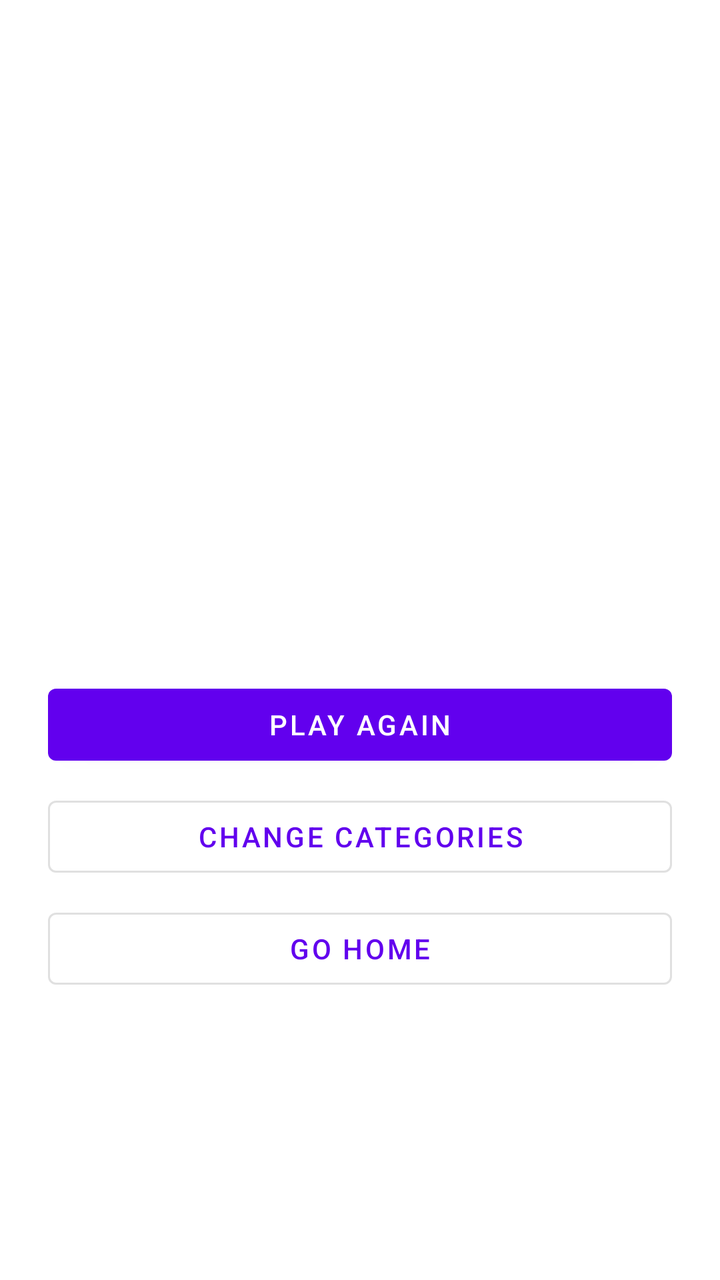
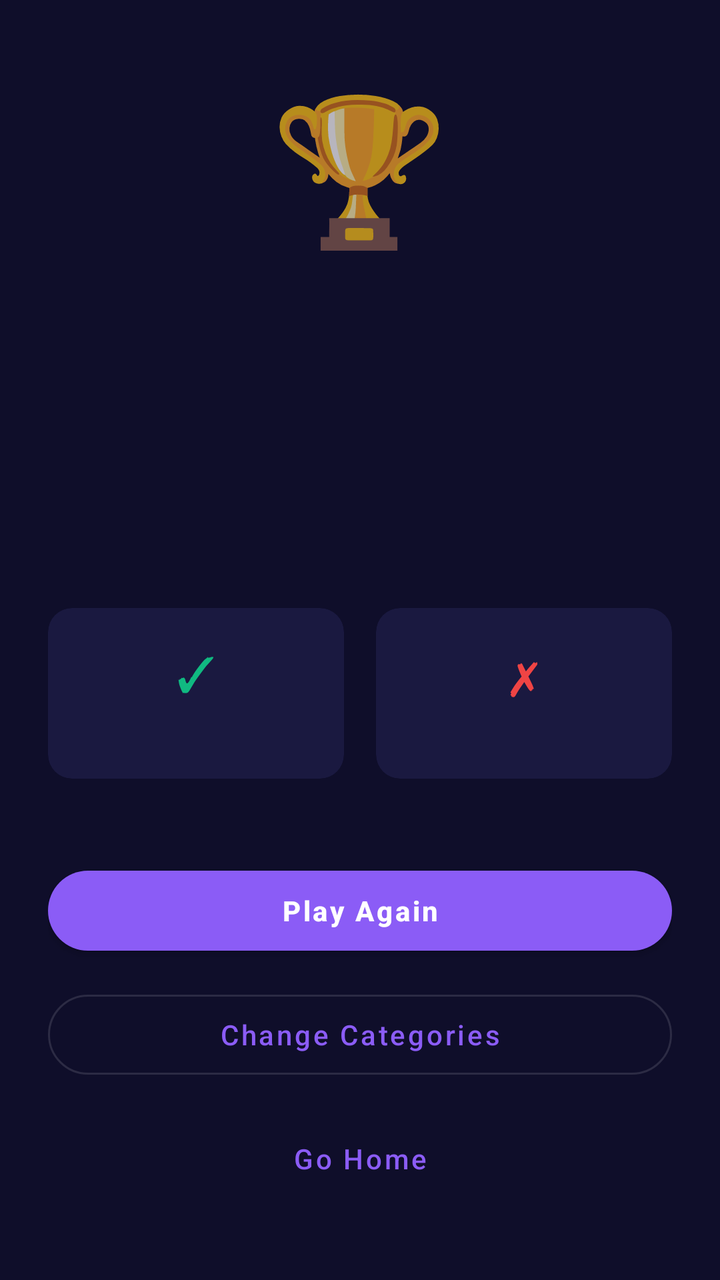

Before-and-after screenshots of an Android layout around one commit, followed by the original layout XML and the change that was made.
<!-- AndroidManifest.xml: application theme Theme.HzAppOn -->
<!-- res/layout/activity_session_end.xml -->
<?xml version="1.0" encoding="utf-8"?>
<LinearLayout xmlns:android="http://schemas.android.com/apk/res/android"
    android:layout_width="match_parent"
    android:layout_height="match_parent"
    android:gravity="center"
    android:orientation="vertical"
    android:padding="24dp">

    <TextView
        android:id="@+id/textResult"
        android:layout_width="wrap_content"
        android:layout_height="wrap_content"
        android:textSize="28sp"
        android:textStyle="bold"
        android:layout_marginBottom="8dp"/>

    <TextView
        android:id="@+id/textScore"
        android:layout_width="wrap_content"
        android:layout_height="wrap_content"
        android:textSize="48sp"
        android:textStyle="bold"
        android:textColor="?attr/colorPrimary"
        android:layout_marginBottom="8dp"/>

    <TextView
        android:id="@+id/textCorrect"
        android:layout_width="wrap_content"
        android:layout_height="wrap_content"
        android:textSize="16sp"
        android:layout_marginBottom="4dp"/>

    <TextView
        android:id="@+id/textWrong"
        android:layout_width="wrap_content"
        android:layout_height="wrap_content"
        android:textSize="16sp"
        android:layout_marginBottom="32dp"/>

    <Button
        android:id="@+id/btnWatchAd"
        android:layout_width="match_parent"
        android:layout_height="wrap_content"
        android:layout_marginBottom="8dp"
        android:text="@string/session_end_watch_ad"
        android:visibility="gone" />

    <Button
        android:id="@+id/btnPlayAgain"
        android:layout_width="match_parent"
        android:layout_height="wrap_content"
        android:layout_marginBottom="8dp"
        android:text="@string/session_end_play_again" />

    <Button
        android:id="@+id/btnChangeCategories"
        android:layout_width="match_parent"
        android:layout_height="wrap_content"
        android:layout_marginBottom="8dp"
        android:text="@string/session_end_change_categories"
        style="@style/Widget.MaterialComponents.Button.OutlinedButton"/>

    <Button
        android:id="@+id/btnGoHome"
        android:layout_width="match_parent"
        android:layout_height="wrap_content"
        android:text="@string/session_end_go_home"
        style="@style/Widget.MaterialComponents.Button.OutlinedButton"/>

</LinearLayout>
<!-- resources referenced by this layout -->
<resources>
  <string name="session_end_change_categories">Change Categories</string>
  <string name="session_end_go_home">Go Home</string>
  <string name="session_end_play_again">Play Again</string>
  <string name="session_end_watch_ad">Watch ad to restore 1 heart ♥</string>
  <style name="Theme.HzAppOn" parent="Theme.MaterialComponents.DayNight.DarkActionBar">
          <item name="colorPrimary">@color/purple_500</item>
          <item name="colorPrimaryVariant">@color/purple_700</item>
          <item name="colorOnPrimary">@color/white</item>
          <item name="colorSecondary">@color/teal_200</item>
          <item name="colorSecondaryVariant">@color/teal_700</item>
          <item name="colorOnSecondary">@color/black</item>
          <item name="android:statusBarColor" tools:targetApi="l">?attr/colorPrimaryVariant</item>
      </style>
  <color name="purple_500">#FF6200EE</color>
  <color name="purple_700">#FF3700B3</color>
  <color name="white">#FFFFFFFF</color>
  <color name="teal_200">#FF03DAC5</color>
  <color name="teal_700">#FF018786</color>
  <color name="black">#FF000000</color>
</resources>

<!-- the commit's change to res/layout/activity_session_end.xml (unified diff, before → after) -->
@@ -1,70 +1,164 @@
 <?xml version="1.0" encoding="utf-8"?>
-<LinearLayout xmlns:android="http://schemas.android.com/apk/res/android"
+<ScrollView xmlns:android="http://schemas.android.com/apk/res/android"
+    xmlns:app="http://schemas.android.com/apk/res-auto"
     android:layout_width="match_parent"
     android:layout_height="match_parent"
-    android:gravity="center"
-    android:orientation="vertical"
-    android:padding="24dp">
+    android:background="@color/background"
+    android:fillViewport="true">
 
-    <TextView
-        android:id="@+id/textResult"
-        android:layout_width="wrap_content"
-        android:layout_height="wrap_content"
-        android:textSize="28sp"
-        android:textStyle="bold"
-        android:layout_marginBottom="8dp"/>
-
-    <TextView
-        android:id="@+id/textScore"
-        android:layout_width="wrap_content"
-        android:layout_height="wrap_content"
-        android:textSize="48sp"
-        android:textStyle="bold"
-        android:textColor="?attr/colorPrimary"
-        android:layout_marginBottom="8dp"/>
-
-    <TextView
-        android:id="@+id/textCorrect"
-        android:layout_width="wrap_content"
-        android:layout_height="wrap_content"
-        android:textSize="16sp"
-        android:layout_marginBottom="4dp"/>
-
-    <TextView
-        android:id="@+id/textWrong"
-        android:layout_width="wrap_content"
-        android:layout_height="wrap_content"
-        android:textSize="16sp"
-        android:layout_marginBottom="32dp"/>
-
-    <Button
-        android:id="@+id/btnWatchAd"
+    <LinearLayout
         android:layout_width="match_parent"
         android:layout_height="wrap_content"
-        android:layout_marginBottom="8dp"
-        android:text="@string/session_end_watch_ad"
-        android:visibility="gone" />
+        android:gravity="center"
+        android:orientation="vertical"
+        android:padding="24dp"
+        android:paddingTop="64dp">
 
-    <Button
-        android:id="@+id/btnPlayAgain"
-        android:layout_width="match_parent"
-        android:layout_height="wrap_content"
-        android:layout_marginBottom="8dp"
-        android:text="@string/session_end_play_again" />
+        <TextView
+            android:layout_width="wrap_content"
+            android:layout_height="wrap_content"
+            android:text="🏆"
+            android:textSize="72sp"
+            android:layout_marginBottom="16dp" />
 
-    <Button
-        android:id="@+id/btnChangeCategories"
-        android:layout_width="match_parent"
-        android:layout_height="wrap_content"
-        android:layout_marginBottom="8dp"
-        android:text="@string/session_end_change_categories"
-        style="@style/Widget.MaterialComponents.Button.OutlinedButton"/>
+        <TextView
+            android:id="@+id/textResult"
+            android:layout_width="wrap_content"
+            android:layout_height="wrap_content"
+            android:textColor="@color/text_primary"
+            android:textSize="22sp"
+            android:textStyle="bold"
+            android:layout_marginBottom="8dp" />
 
-    <Button
-        android:id="@+id/btnGoHome"
-        android:layout_width="match_parent"
-        android:layout_height="wrap_content"
-        android:text="@string/session_end_go_home"
-        style="@style/Widget.MaterialComponents.Button.OutlinedButton"/>
+        <TextView
+            android:id="@+id/textScore"
+            android:layout_width="wrap_content"
+            android:layout_height="wrap_content"
+            android:textSize="72sp"
+            android:textStyle="bold"
+            android:textColor="@color/primary"
+            android:layout_marginBottom="24dp" />
 
-</LinearLayout>
+        
+        <LinearLayout
+            android:layout_width="match_parent"
+            android:layout_height="wrap_content"
+            android:orientation="horizontal"
+            android:gravity="center"
+            android:layout_marginBottom="40dp">
+
+            <com.google.android.material.card.MaterialCardView
+                android:layout_width="0dp"
+                android:layout_height="wrap_content"
+                android:layout_weight="1"
+                android:layout_marginEnd="8dp"
+                app:cardBackgroundColor="@color/surface"
+                app:cardCornerRadius="12dp"
+                app:cardElevation="0dp">
+
+                <LinearLayout
+                    android:layout_width="match_parent"
+                    android:layout_height="wrap_content"
+                    android:orientation="vertical"
+                    android:gravity="center"
+                    android:padding="16dp">
+
+                    <TextView
+                        android:layout_width="wrap_content"
+                        android:layout_height="wrap_content"
+                        android:text="✓"
+                        android:textSize="24sp"
+                        android:textColor="@color/correct_green" />
+
+                    <TextView
+                        android:id="@+id/textCorrect"
+                        android:layout_width="wrap_content"
+                        android:layout_height="wrap_content"
+                        android:textSize="15sp"
+                        android:textColor="@color/text_primary"
+                        android:textStyle="bold" />
+
+                </LinearLayout>
+
+            </com.google.android.material.card.MaterialCardView>
+
+            <com.google.android.material.card.MaterialCardView
+                android:layout_width="0dp"
+                android:layout_height="wrap_content"
+                android:layout_weight="1"
+                android:layout_marginStart="8dp"
+                app:cardBackgroundColor="@color/surface"
+                app:cardCornerRadius="12dp"
+                app:cardElevation="0dp">
+
+                <LinearLayout
+                    android:layout_width="match_parent"
+                    android:layout_height="wrap_content"
+                    android:orientation="vertical"
+                    android:gravity="center"
+                    android:padding="16dp">
+
+                    <TextView
+                        android:layout_width="wrap_content"
+                        android:layout_height="wrap_content"
+                        android:text="✗"
+                        android:textSize="24sp"
+                        android:textColor="@color/wrong_red" />
+
+                    <TextView
+                        android:id="@+id/textWrong"
+                        android:layout_width="wrap_content"
+                        android:layout_height="wrap_content"
+                        android:textSize="15sp"
+                        android:textColor="@color/text_primary"
+                        android:textStyle="bold" />
+
+                </LinearLayout>
+
+            </com.google.android.material.card.MaterialCardView>
+
+        </LinearLayout>
+
+        <com.google.android.material.button.MaterialButton
+            android:id="@+id/btnWatchAd"
+            android:layout_width="match_parent"
+            android:layout_height="52dp"
+            android:layout_marginBottom="10dp"
+            android:text="@string/session_end_watch_ad"
+            android:textAllCaps="false"
+            android:visibility="gone"
+            app:cornerRadius="26dp"
+            style="@style/Widget.MaterialComponents.Button.OutlinedButton" />
+
+        <com.google.android.material.button.MaterialButton
+            android:id="@+id/btnPlayAgain"
+            android:layout_width="match_parent"
+            android:layout_height="52dp"
+            android:layout_marginBottom="10dp"
+            android:text="@string/session_end_play_again"
+            android:textStyle="bold"
+            android:textAllCaps="false"
+            app:cornerRadius="26dp" />
+
+        <com.google.android.material.button.MaterialButton
+            android:id="@+id/btnChangeCategories"
+            android:layout_width="match_parent"
+            android:layout_height="52dp"
+            android:layout_marginBottom="10dp"
+            android:text="@string/session_end_change_categories"
+            android:textAllCaps="false"
+            app:cornerRadius="26dp"
+            style="@style/Widget.MaterialComponents.Button.OutlinedButton" />
+
+        <com.google.android.material.button.MaterialButton
+            android:id="@+id/btnGoHome"
+            android:layout_width="match_parent"
+            android:layout_height="52dp"
+            android:text="@string/session_end_go_home"
+            android:textAllCaps="false"
+            app:cornerRadius="26dp"
+            style="@style/Widget.MaterialComponents.Button.TextButton" />
+
+    </LinearLayout>
+
+</ScrollView>
<!-- resource entries referenced after the edit -->
@@ -1,23 +1,33 @@
 <!-- resources referenced by this layout -->
 <resources>
+  <color name="background">#0F0E2A</color>
+  <color name="correct_green">#10B981</color>
+  <color name="primary">#8B5CF6</color>
+  <color name="surface">#1A1940</color>
+  <color name="text_primary">#FFFFFF</color>
+  <color name="wrong_red">#EF4444</color>
   <string name="session_end_change_categories">Change Categories</string>
   <string name="session_end_go_home">Go Home</string>
   <string name="session_end_play_again">Play Again</string>
   <string name="session_end_watch_ad">Watch ad to restore 1 heart ♥</string>
-  <style name="Theme.HzAppOn" parent="Theme.MaterialComponents.DayNight.DarkActionBar">
-          <item name="colorPrimary">@color/purple_500</item>
-          <item name="colorPrimaryVariant">@color/purple_700</item>
+  <style name="Theme.HzAppOn" parent="Theme.MaterialComponents.NoActionBar">
+          <item name="colorPrimary">@color/primary</item>
+          <item name="colorPrimaryVariant">@color/primary_dark</item>
           <item name="colorOnPrimary">@color/white</item>
-          <item name="colorSecondary">@color/teal_200</item>
-          <item name="colorSecondaryVariant">@color/teal_700</item>
-          <item name="colorOnSecondary">@color/black</item>
-          <item name="android:statusBarColor" tools:targetApi="l">?attr/colorPrimaryVariant</item>
+          <item name="colorSecondary">@color/cat_color_4</item>
+          <item name="colorOnSecondary">@color/white</item>
+          <item name="android:colorBackground">@color/background</item>
+          <item name="colorSurface">@color/surface</item>
+          <item name="colorOnSurface">@color/text_primary</item>
+          <item name="android:textColorPrimary">@color/text_primary</item>
+          <item name="android:textColorSecondary">@color/text_secondary</item>
+          <item name="android:statusBarColor">@color/background</item>
+          <item name="android:navigationBarColor">@color/background</item>
+          <item name="android:windowLightStatusBar" tools:targetApi="m">false</item>
       </style>
-  <color name="purple_500">#FF6200EE</color>
-  <color name="purple_700">#FF3700B3</color>
+  <color name="primary_dark">#6D28D9</color>
   <color name="white">#FFFFFFFF</color>
-  <color name="teal_200">#FF03DAC5</color>
-  <color name="teal_700">#FF018786</color>
-  <color name="black">#FF000000</color>
+  <color name="cat_color_4">#EC4899</color>
+  <color name="text_secondary">#9D9DC7</color>
 </resources>
 
